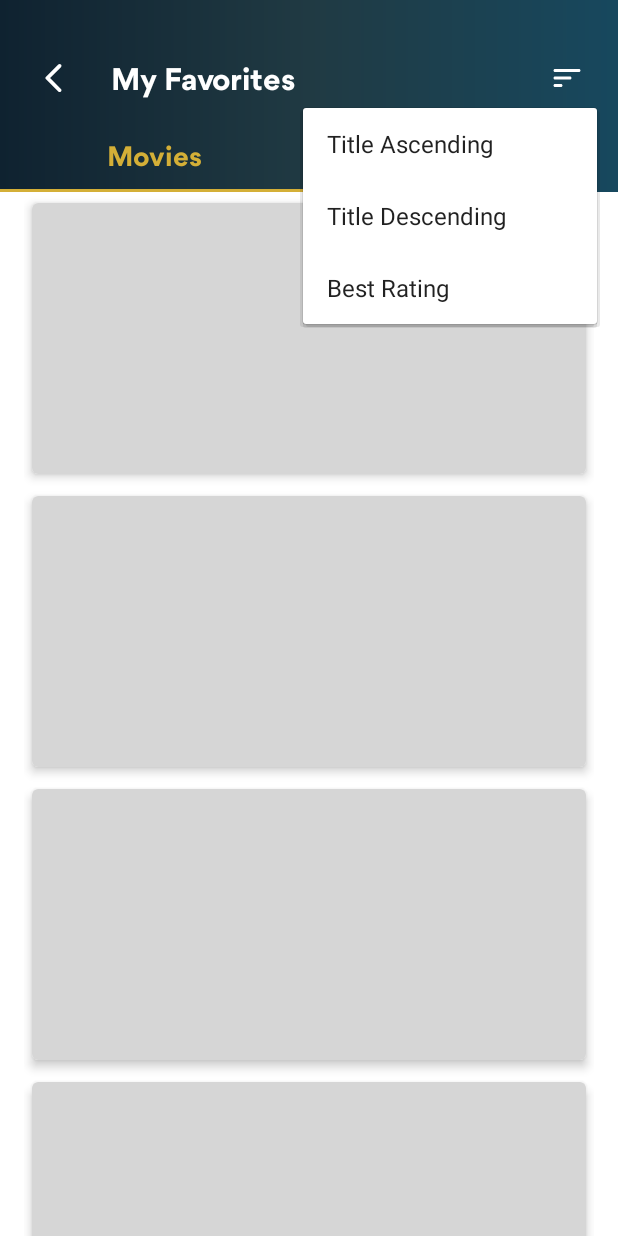
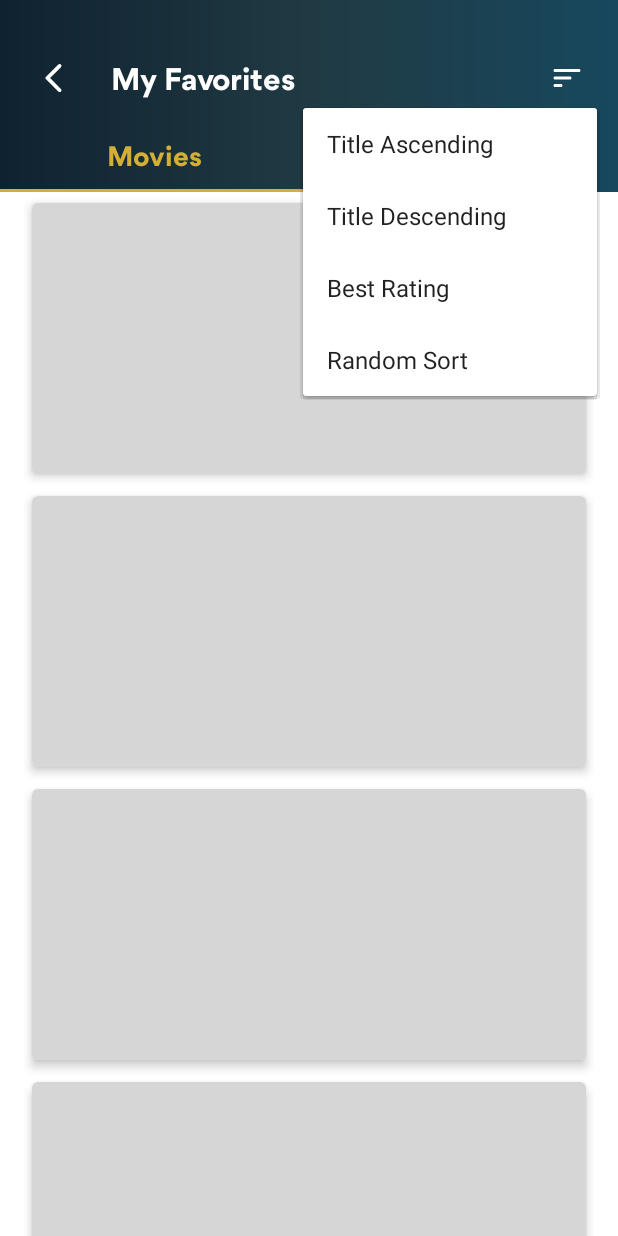
Before and after one commit to febianbatubara/MovieCatalog, an Android app: the FavMovieFragment screen opened directly, with no data from a screen before it, after a tap on "Bookmark to Favorite Button", on a phone screen of 412 x 824 dp. Run offline under Robolectric (Android 15) with nearby library versions, the phone set to English and light mode, and no system bars; our stand-ins replace Shimmer, paging; libraries missing offline, so code that uses them is left out: androidx.paging; 4 statements that could not run were skipped.

Commit message:
add favorite tv show sorting

```diff
--- a/app/src/main/java/com/febian/android/moviecatalog/data/CatalogDataSource.kt
+++ b/app/src/main/java/com/febian/android/moviecatalog/data/CatalogDataSource.kt
@@ -18,7 +18,7 @@ interface CatalogDataSource {
 
     fun getFavoritedMovies(sort: String): LiveData<PagedList<MovieEntity>>
 
-    fun getFavoritedTvShows(): LiveData<PagedList<TvShowEntity>>
+    fun getFavoritedTvShows(sort: String): LiveData<PagedList<TvShowEntity>>
 
     fun setFavoriteMovie(movie: MovieEntity, state: Boolean)
 
--- a/app/src/main/java/com/febian/android/moviecatalog/data/source/local/LocalDataSource.kt
+++ b/app/src/main/java/com/febian/android/moviecatalog/data/source/local/LocalDataSource.kt
@@ -37,8 +37,8 @@ class LocalDataSource private constructor(private val mCatalogDao: CatalogDao) {
     fun getTvShowDetail(tvShowId: Int): LiveData<TvShowEntity> =
         mCatalogDao.getTvShowDetail(tvShowId)
 
-    fun getFavoritedTvShows(): DataSource.Factory<Int, TvShowEntity> =
-        mCatalogDao.getFavoritedTvShows()
+    fun getFavoritedTvShows(query: SupportSQLiteQuery): DataSource.Factory<Int, TvShowEntity> =
+        mCatalogDao.getFavoritedTvShows(query)
 
     fun insertTvShows(tvShows: List<TvShowEntity>) = mCatalogDao.insertTvShows(tvShows)
 
--- a/app/src/main/java/com/febian/android/moviecatalog/data/source/local/room/CatalogDao.kt
+++ b/app/src/main/java/com/febian/android/moviecatalog/data/source/local/room/CatalogDao.kt
@@ -28,8 +28,8 @@ interface CatalogDao {
     @Query("SELECT * FROM tv_show_entities")
     fun getTvShows(): DataSource.Factory<Int, TvShowEntity>
 
-    @Query("SELECT * FROM tv_show_entities where favorited == 1")
-    fun getFavoritedTvShows(): DataSource.Factory<Int, TvShowEntity>
+    @RawQuery(observedEntities = [TvShowEntity::class])
+    fun getFavoritedTvShows(query: SupportSQLiteQuery): DataSource.Factory<Int, TvShowEntity>
 
     @Query("SELECT * FROM tv_show_entities WHERE tvShowId = :tvShowId")
     fun getTvShowDetail(tvShowId: Int): LiveData<TvShowEntity>
--- a/app/src/main/java/com/febian/android/moviecatalog/ui/favorite/FavoriteActivity.kt
+++ b/app/src/main/java/com/febian/android/moviecatalog/ui/favorite/FavoriteActivity.kt
@@ -52,6 +52,7 @@ class FavoriteActivity : AppCompatActivity() {
                 R.id.action_title_desc -> sort = SortUtils.TITLE_DESC
                 R.id.action_title_asc -> sort = SortUtils.TITLE_ASC
                 R.id.action_best_rating -> sort = SortUtils.BEST_RATING
+                R.id.action_random_sort -> sort = SortUtils.RANDOM
             }
             menuItem.isChecked = true
             for (listener in sortListeners) {
--- a/app/src/main/java/com/febian/android/moviecatalog/ui/favorite/tvshow/FavTvShowFragment.kt
+++ b/app/src/main/java/com/febian/android/moviecatalog/ui/favorite/tvshow/FavTvShowFragment.kt
@@ -1,5 +1,6 @@
 package com.febian.android.moviecatalog.ui.favorite.tvshow
 
+import android.content.Context
 import android.os.Bundle
 import android.view.LayoutInflater
 import android.view.View
@@ -11,13 +12,16 @@ import androidx.paging.PagedList
 import androidx.recyclerview.widget.LinearLayoutManager
 import com.febian.android.moviecatalog.data.source.local.entity.TvShowEntity
 import com.febian.android.moviecatalog.databinding.FragmentTvShowBinding
+import com.febian.android.moviecatalog.ui.favorite.FavoriteActivity
 import com.febian.android.moviecatalog.ui.tvshow.TvShowAdapter
+import com.febian.android.moviecatalog.utils.SortUtils
 import com.febian.android.moviecatalog.viewmodel.ViewModelFactory
 
-class FavTvShowFragment : Fragment() {
+class FavTvShowFragment : Fragment(), FavoriteActivity.DataSortListener {
 
     private lateinit var tvShowBinding: FragmentTvShowBinding
     private val tvShowAdapter by lazy { TvShowAdapter() }
+    private lateinit var viewModel: FavTvShowViewModel
 
     override fun onCreateView(
         inflater: LayoutInflater, container: ViewGroup?,
@@ -32,13 +36,14 @@ class FavTvShowFragment : Fragment() {
 
         if (activity != null) {
             val factory = ViewModelFactory.getInstance(requireActivity())
-            val viewModel = ViewModelProvider(
+            viewModel = ViewModelProvider(
                 this,
                 factory
             )[FavTvShowViewModel::class.java]
 
             showLoading(true)
-            viewModel.getFavoriteTvShows().observe(viewLifecycleOwner, tvShowsObserver)
+            viewModel.getFavoriteTvShows(SortUtils.TITLE_ASC)
+                .observe(viewLifecycleOwner, tvShowsObserver)
             setUpRecyclerView()
         }
     }
@@ -77,4 +82,18 @@ class FavTvShowFragment : Fragment() {
             tvShowBinding.tvEmptyItem.visibility = View.GONE
         }
     }
+
+    override fun onAttach(context: Context) {
+        super.onAttach(context)
+        (activity as FavoriteActivity).registerDataSortListener(this)
+    }
+
+    override fun onDestroy() {
+        super.onDestroy()
+        (activity as FavoriteActivity).unregisterDataSortListener(this)
+    }
+
+    override fun onDataSorted(sort: String) {
+        viewModel.getFavoriteTvShows(sort).observe(viewLifecycleOwner, tvShowsObserver)
+    }
 }
--- a/app/src/main/java/com/febian/android/moviecatalog/ui/favorite/tvshow/FavTvShowViewModel.kt
+++ b/app/src/main/java/com/febian/android/moviecatalog/ui/favorite/tvshow/FavTvShowViewModel.kt
@@ -8,6 +8,6 @@ import com.febian.android.moviecatalog.data.source.local.entity.TvShowEntity
 
 class FavTvShowViewModel(private val catalogRepository: CatalogRepository) : ViewModel() {
 
-    fun getFavoriteTvShows(): LiveData<PagedList<TvShowEntity>> =
-        catalogRepository.getFavoritedTvShows()
+    fun getFavoriteTvShows(sort: String): LiveData<PagedList<TvShowEntity>> =
+        catalogRepository.getFavoritedTvShows(sort)
 }
--- a/app/src/main/res/menu/sort_menu.xml
+++ b/app/src/main/res/menu/sort_menu.xml
@@ -1,5 +1,6 @@
 <?xml version="1.0" encoding="utf-8"?>
-<menu xmlns:android="http://schemas.android.com/apk/res/android" android:layoutDirection="rtl">
+<menu xmlns:android="http://schemas.android.com/apk/res/android"
+    android:layoutDirection="rtl">
 
     <group>
         <item
@@ -11,5 +12,8 @@
         <item
             android:id="@+id/action_best_rating"
             android:title="@string/menu_best_rating" />
+        <item
+            android:id="@+id/action_random_sort"
+            android:title="@string/menu_random_sort" />
     </group>
 </menu>
--- a/app/src/main/res/values/strings.xml
+++ b/app/src/main/res/values/strings.xml
@@ -29,4 +29,5 @@
     <string name="menu_title_asc">Title Ascending</string>
     <string name="menu_title_desc">Title Descending</string>
     <string name="menu_best_rating">Best Rating</string>
+    <string name="menu_random_sort">Random Sort</string>
 </resources>
```
Also changed, not shown: app/src/main/java/com/febian/android/moviecatalog/data/CatalogRepository.kt (+10 -3 lines), app/src/main/java/com/febian/android/moviecatalog/ui/favorite/movie/FavMovieFragment.kt (+4 -4 lines), app/src/main/java/com/febian/android/moviecatalog/utils/SortUtils.kt (+9 -11 lines).
